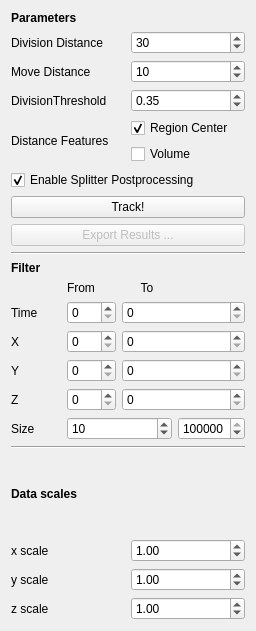
First picture: the form in ilastik/applets/tracking/drawerNN.ui, repository ilastik/ilastik, before the edit.
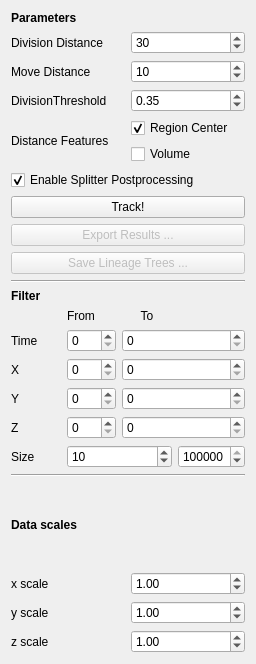
Second picture: the form after the edit.

Commit message: added lineage tree support

```diff
--- a/ilastik/applets/tracking/drawerNN.ui
+++ b/ilastik/applets/tracking/drawerNN.ui
@@ -7,7 +7,7 @@
     <x>0</x>
     <y>0</y>
     <width>256</width>
-    <height>631</height>
+    <height>664</height>
    </rect>
   </property>
   <property name="sizePolicy">
@@ -163,6 +163,16 @@
        </property>
       </widget>
      </item>
+     <item>
+      <widget class="QPushButton" name="lineageTreeButton">
+       <property name="enabled">
+        <bool>false</bool>
+       </property>
+       <property name="text">
+        <string>Save Lineage Trees ...</string>
+       </property>
+      </widget>
+     </item>
     </layout>
    </item>
    <item>
```
The commit also changes 2 other files.
